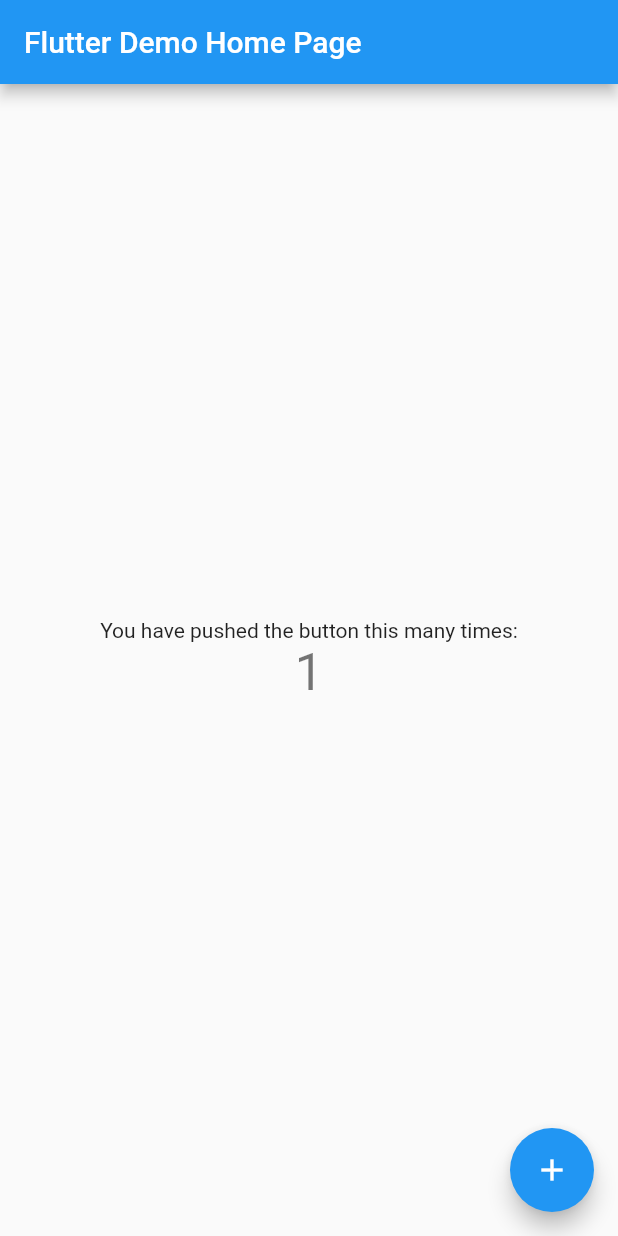
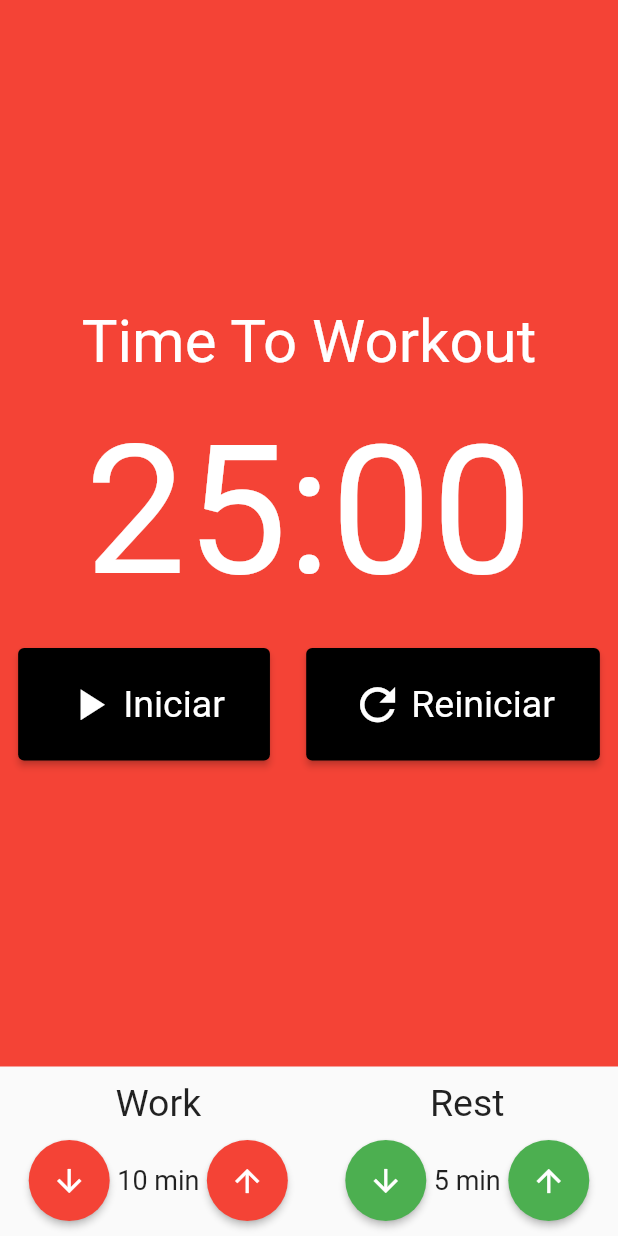
Before and after one commit to rfrizzo/workout_timer_MobX_Provider, a Flutter app: the screen it shows after launch, on a phone screen of 412 x 824 dp. Run offline on Flutter 3.47's test engine with Material 2 defaults, Android fonts, the light colour scheme and no system bars; our stand-ins replace mobx; generated files the repository leaves out were written again.

Commit message:
visual created

```diff
--- /dev/null
+++ b/lib/components/intime.dart
@@ -0,0 +1,37 @@
+import 'package:flutter/material.dart';
+import 'package:workout_timer/components/plus_minus.dart';
+
+class InTime extends StatelessWidget {
+  String title;
+  int value;
+  Color color;
+  InTime(
+      {super.key,
+      required this.color,
+      required this.value,
+      required this.title});
+
+  @override
+  Widget build(BuildContext context) {
+    return Column(
+      crossAxisAlignment: CrossAxisAlignment.center,
+      children: [
+        Text(title, style: const TextStyle(fontSize: 25)),
+        const SizedBox(
+          height: 10,
+        ),
+        Row(
+          mainAxisAlignment: MainAxisAlignment.center,
+          children: [
+            PlusOrMinusButton(color: color, icondata: Icons.arrow_downward),
+            Text(
+              '$value min',
+              style: const TextStyle(fontSize: 18),
+            ),
+            PlusOrMinusButton(color: color, icondata: Icons.arrow_upward),
+          ],
+        ),
+      ],
+    );
+  }
+}
--- /dev/null
+++ b/lib/components/plus_minus.dart
@@ -0,0 +1,23 @@
+import 'package:flutter/material.dart';
+
+class PlusOrMinusButton extends StatelessWidget {
+  final Color color;
+  final IconData icondata;
+  const PlusOrMinusButton(
+      {required this.color, required this.icondata, super.key});
+
+  @override
+  Widget build(BuildContext context) {
+    return ElevatedButton(
+      onPressed: () {},
+      style: ElevatedButton.styleFrom(
+          shape: const CircleBorder(),
+          backgroundColor: color,
+          padding: const EdgeInsets.all(15)),
+      child: Icon(
+        icondata,
+        color: Colors.white,
+      ),
+    );
+  }
+}
--- /dev/null
+++ b/lib/components/stopwatch.dart
@@ -0,0 +1,43 @@
+import 'package:flutter/material.dart';
+import 'package:workout_timer/components/stopwatch_button.dart';
+
+class StoppWatch extends StatelessWidget {
+  const StoppWatch({super.key});
+
+  @override
+  Widget build(BuildContext context) {
+    return Container(
+      color: Colors.red,
+      child: Column(
+        mainAxisAlignment: MainAxisAlignment.center,
+        children: [
+          const Text(
+            'Time To Workout',
+            style: TextStyle(fontSize: 40, color: Colors.white),
+          ),
+          const SizedBox(
+            height: 20,
+          ),
+          const Text(
+            '25:00',
+            style: TextStyle(fontSize: 120, color: Colors.white),
+          ),
+          const SizedBox(
+            height: 20,
+          ),
+          Row(
+            mainAxisAlignment: MainAxisAlignment.spaceAround,
+            children: const [
+              StopWatchButton(
+                text: 'Iniciar',
+                icon: Icons.play_arrow,
+              ),
+              // StopWatchButton(text: 'Parar', icon: Icons.stop),
+              StopWatchButton(text: 'Reiniciar', icon: Icons.refresh)
+            ],
+          )
+        ],
+      ),
+    );
+  }
+}
--- /dev/null
+++ b/lib/components/stopwatch_button.dart
@@ -0,0 +1,31 @@
+import 'package:flutter/material.dart';
+
+class StopWatchButton extends StatelessWidget {
+  final String text;
+  final IconData icon;
+
+  const StopWatchButton({required this.text, required this.icon, super.key});
+
+  @override
+  Widget build(BuildContext context) {
+    return ElevatedButton(
+      style: ElevatedButton.styleFrom(
+          backgroundColor: Colors.black,
+          padding: const EdgeInsets.symmetric(horizontal: 30, vertical: 20),
+          textStyle: const TextStyle(fontSize: 25)),
+      onPressed: () {},
+      child: Row(
+        children: [
+          Icon(
+            icon,
+            size: 35,
+          ),
+          const SizedBox(
+            width: 5,
+          ),
+          Text(text)
+        ],
+      ),
+    );
+  }
+}
--- a/lib/main.dart
+++ b/lib/main.dart
@@ -1,6 +1,5 @@
 import 'package:flutter/material.dart';
-import 'package:flutter_mobx/flutter_mobx.dart';
-import 'package:workout_timer/store/contador.store.dart';
+import 'package:workout_timer/pages/workout.dart';
 
 void main() {
   runApp(const MyApp());
@@ -13,49 +12,12 @@
   @override
   Widget build(BuildContext context) {
     return MaterialApp(
-      title: 'Flutter Demo',
+      debugShowCheckedModeBanner: false,
+      title: 'WorkOut Timer',
       theme: ThemeData(
         primarySwatch: Colors.blue,
       ),
-      home: const MyHomePage(title: 'Flutter Demo Home Page'),
+      home: const Workout(),
     );
   }
 }
-
-final store = ContadorStore();
-
-class MyHomePage extends StatelessWidget {
-  const MyHomePage({super.key, required this.title});
-
-  final String title;
-
-  @override
-  Widget build(BuildContext context) {
-    return Scaffold(
-      appBar: AppBar(
-        title: Text(title),
-      ),
-      body: Center(
-        child: Column(
-          mainAxisAlignment: MainAxisAlignment.center,
-          children: <Widget>[
-            const Text(
-              'You have pushed the button this many times:',
-            ),
-            Observer(
-              builder: (_) => Text(
-                '${store.contador}',
-                style: Theme.of(context).textTheme.headline4,
-              ),
-            ),
-          ],
-        ),
-      ),
-      floatingActionButton: FloatingActionButton(
-        onPressed: store.incementar,
-        tooltip: 'Increment',
-        child: const Icon(Icons.add),
-      ),
-    );
-  }
-}
--- /dev/null
+++ b/lib/pages/workout.dart
@@ -0,0 +1,37 @@
+import 'package:flutter/material.dart';
+import 'package:workout_timer/components/intime.dart';
+import 'package:workout_timer/components/stopwatch.dart';
+
+class Workout extends StatelessWidget {
+  const Workout({super.key});
+
+  @override
+  Widget build(BuildContext context) {
+    return Scaffold(
+      body: Column(
+        crossAxisAlignment: CrossAxisAlignment.stretch,
+        children: [
+          const Expanded(child: StoppWatch()),
+          Padding(
+            padding: const EdgeInsets.symmetric(vertical: 10),
+            child: Row(
+              mainAxisAlignment: MainAxisAlignment.spaceAround,
+              children: [
+                InTime(
+                  value: 10,
+                  title: 'Work',
+                  color: Colors.red,
+                ),
+                InTime(
+                  value: 5,
+                  title: 'Rest',
+                  color: Colors.green,
+                )
+              ],
+            ),
+          )
+        ],
+      ),
+    );
+  }
+}
```
